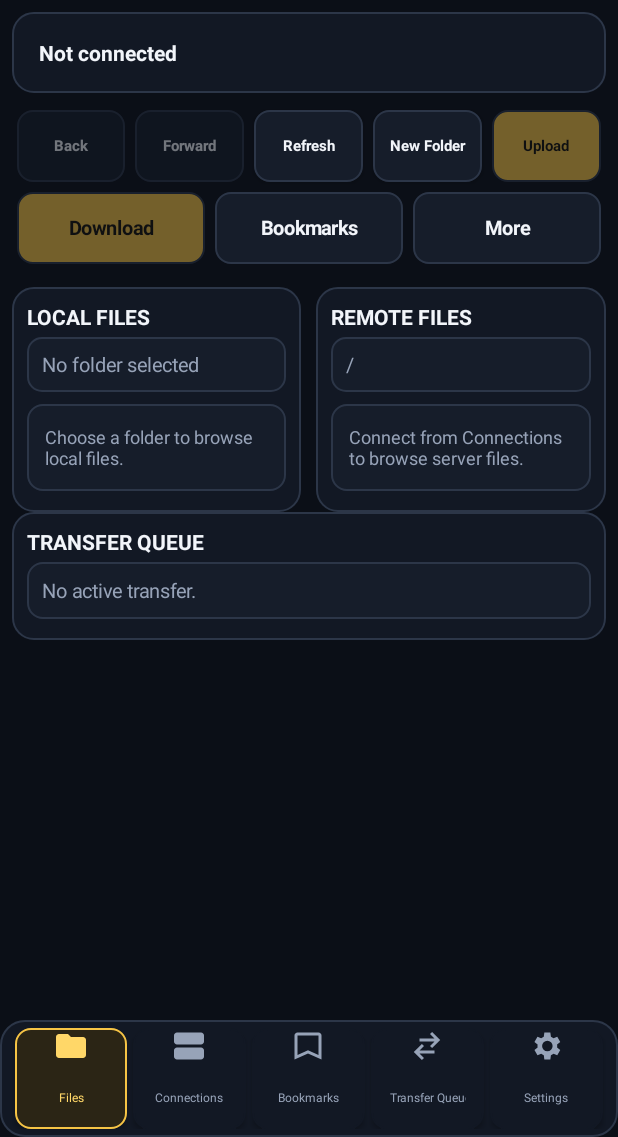
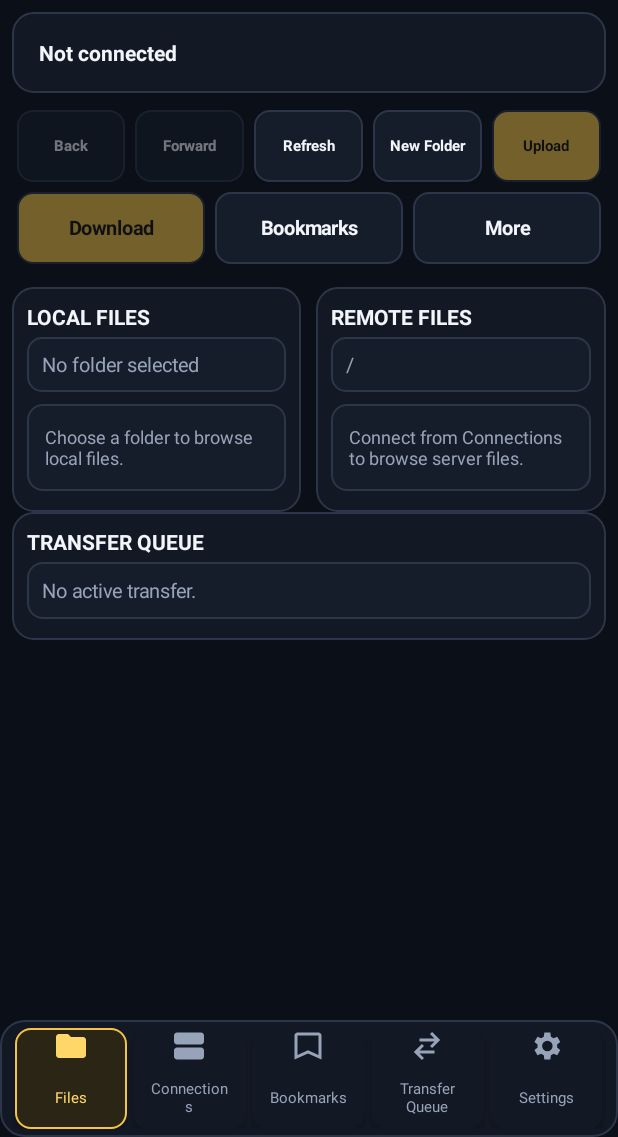
Before and after one commit to bren-wp/Ghost-FTP, an Android app: the screen it shows after launch (MainActivity), on a phone screen of 412 x 824 dp, the part 99-1236 px from its top. Run offline under Robolectric (Android 15) with nearby library versions, the light colour scheme and no system bars; pictures from the network do not load.

Commit message:
fix(android): improve bottom navigation readability

```diff
--- a/android/app/src/main/java/app/ghostftp/client/MainActivity.java
+++ b/android/app/src/main/java/app/ghostftp/client/MainActivity.java
@@ -462,10 +462,13 @@ public final class MainActivity extends Activity {
         Button button = new Button(this);
         button.setText(text);
         button.setAllCaps(false);
-        button.setTextSize(8);
-        button.setSingleLine(true);
+        button.setTextSize(10);
+        button.setSingleLine(false);
+        button.setMaxLines(2);
         button.setGravity(Gravity.CENTER);
-        button.setPadding(dp(1), dp(2), dp(1), dp(2));
+        button.setPadding(dp(1), dp(3), dp(1), dp(3));
+        button.setMinWidth(dp(48));
+        button.setMinHeight(dp(56));
         button.setCompoundDrawablesWithIntrinsicBounds(0, iconRes, 0, 0);
         button.setCompoundDrawablePadding(dp(2));
         button.setCompoundDrawableTintList(ColorStateList.valueOf(GhostTheme.MUTED));
```
